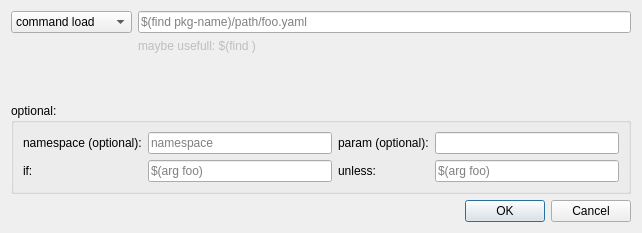
Qt form rxDev/src/tagItems/rosparamEdit.ui (songxuchao/rxdeveloper-ros-pkg) before a commit.
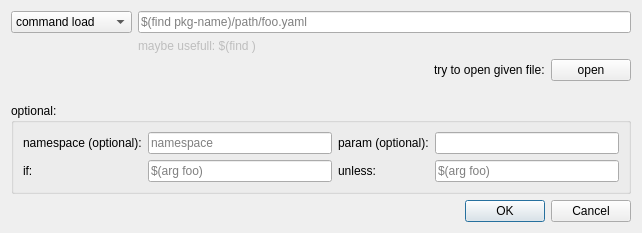
The same form after that commit. Icons and pictures are not drawn.

```diff
--- a/rxDev/src/tagItems/rosparamEdit.ui
+++ b/rxDev/src/tagItems/rosparamEdit.ui
@@ -56,6 +56,37 @@
        </property>
       </widget>
      </item>
+     <item row="3" column="1">
+      <layout class="QHBoxLayout" name="horizontalLayout">
+       <item>
+        <spacer name="horizontalSpacer">
+         <property name="orientation">
+          <enum>Qt::Horizontal</enum>
+         </property>
+         <property name="sizeHint" stdset="0">
+          <size>
+           <width>40</width>
+           <height>20</height>
+          </size>
+         </property>
+        </spacer>
+       </item>
+       <item>
+        <widget class="QLabel" name="label">
+         <property name="text">
+          <string>try to open given file:</string>
+         </property>
+        </widget>
+       </item>
+       <item>
+        <widget class="QPushButton" name="pushButton_tryOpen">
+         <property name="text">
+          <string>open</string>
+         </property>
+        </widget>
+       </item>
+      </layout>
+     </item>
     </layout>
    </item>
    <item row="1" column="0">
```
